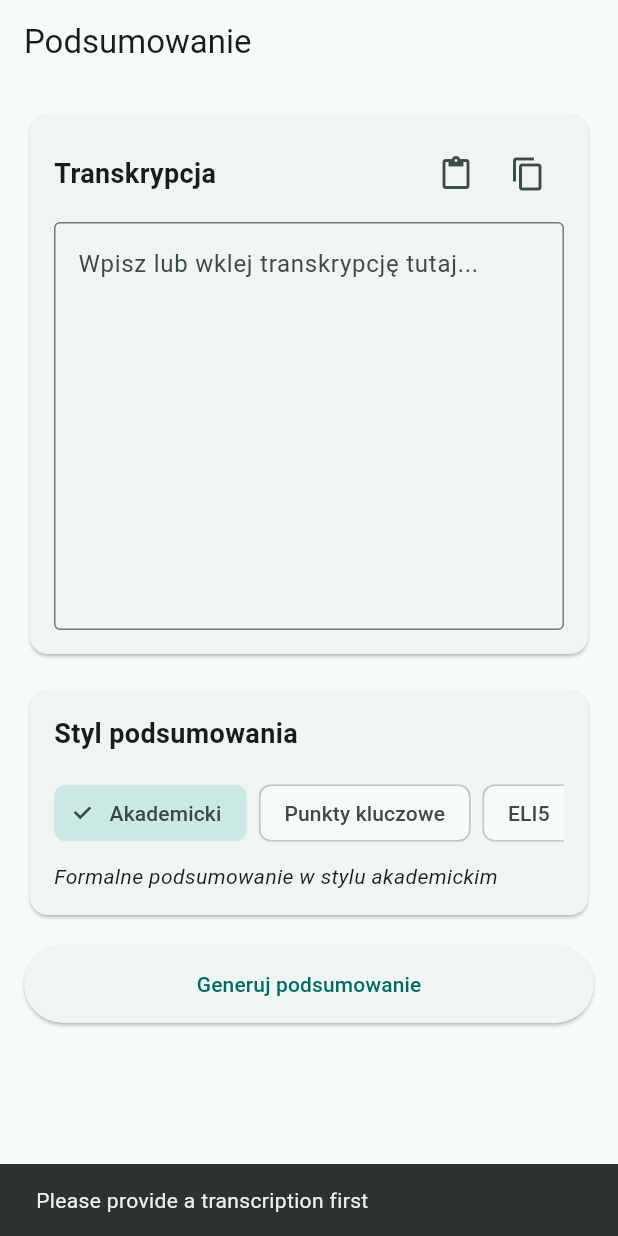
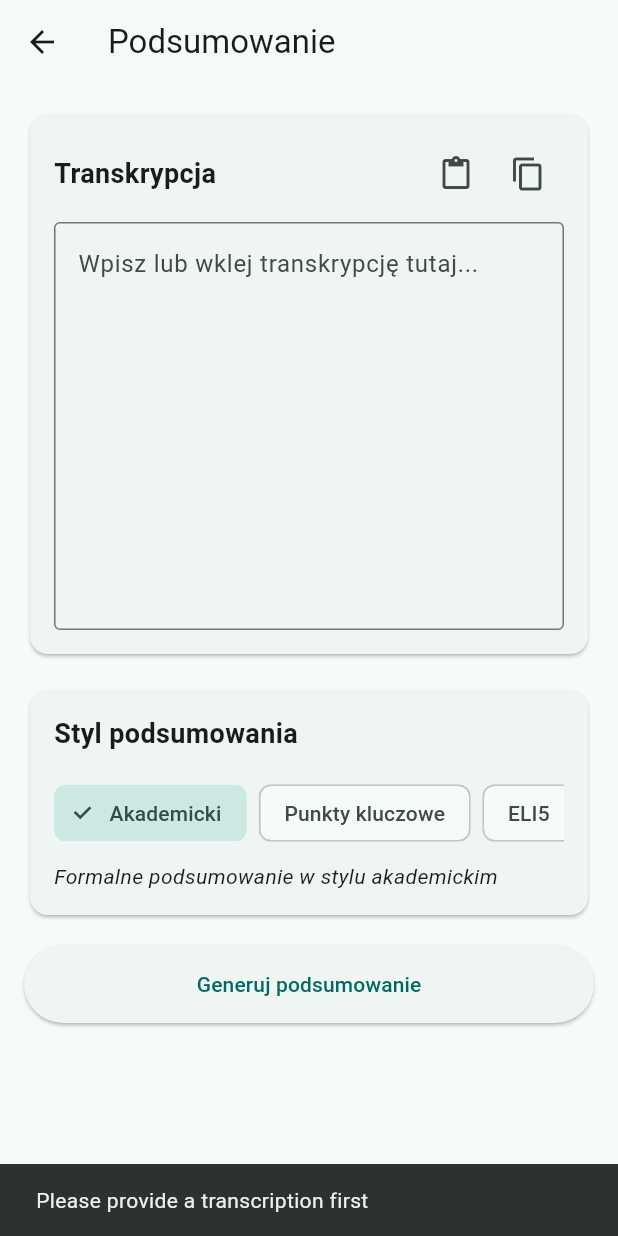
Before and after one commit to AdamRopelewski/whisper_notes, a Flutter app: the SummarizationScreen screen opened by its route, after a tap on "Generuj podsumowanie", on a phone screen of 412 x 824 dp. Run offline on Flutter 3.47's test engine with Material 3 defaults, Android fonts, the light colour scheme and no system bars; our stand-ins replace flutter_markdown, go_router, just_audio, permission_handler; missing offline and left inert: file_selector, record.

Commit message:
WIP: Preliminary attempt to override Android back button behavior

```diff
--- a/lib/config/routes.dart
+++ b/lib/config/routes.dart
@@ -5,6 +5,8 @@ import 'package:whisper_notes/screens/transcription_screen.dart';
 import 'package:whisper_notes/screens/summarization_screen.dart';
 
 final appRouter = GoRouter(
+  initialLocation: '/',
+  debugLogDiagnostics: true,
   routes: [
     GoRoute(
       path: '/',
@@ -16,10 +18,9 @@ final appRouter = GoRouter(
     ),
     GoRoute(
       path: '/summarize',
-      name: 'summarize',
       builder: (context, state) {
-        final Map<String, dynamic> args = state.extra as Map<String, dynamic>? ?? {};
-        final String transcription = args['transcription'] as String? ?? '';
+        final extra = state.extra as Map<String, dynamic>?;
+        final transcription = extra?['transcription'] as String? ?? '';
         return SummarizationScreen(transcription: transcription);
       },
     ),
--- a/lib/screens/summarization_screen.dart
+++ b/lib/screens/summarization_screen.dart
@@ -4,11 +4,12 @@ import 'package:provider/provider.dart';
 import 'package:whisper_notes/models/prompt_style.dart';
 import 'package:whisper_notes/services/llm_service.dart';
 import 'package:flutter_markdown/flutter_markdown.dart';
+import 'package:go_router/go_router.dart';
 
 class SummarizationScreen extends StatefulWidget {
   final String transcription;
 
-  const SummarizationScreen({Key? key, required this.transcription}) : super(key: key);
+  const SummarizationScreen({super.key, required this.transcription});
 
   @override
   State<SummarizationScreen> createState() => _SummarizationScreenState();
@@ -35,6 +36,7 @@ class _SummarizationScreenState extends State<SummarizationScreen> {
 
   Future<void> _generateSummary(String styleName, String promptTemplate) async {
     if (_transcriptionController.text.isEmpty) {
+      if (!mounted) return;
       ScaffoldMessenger.of(context).showSnackBar(
         const SnackBar(content: Text('Please provide a transcription first')),
       );
@@ -54,11 +56,13 @@ class _SummarizationScreenState extends State<SummarizationScreen> {
         styleName,
       );
 
+      if (!mounted) return;
       setState(() {
         _summary = summary.summaryText;
         _isGenerating = false;
       });
     } catch (e) {
+      if (!mounted) return;
       setState(() => _isGenerating = false);
 
       ScaffoldMessenger.of(context).showSnackBar(
@@ -83,6 +87,7 @@ class _SummarizationScreenState extends State<SummarizationScreen> {
     }
 
     Clipboard.setData(ClipboardData(text: contentToCopy)).then((_) {
+      if (!mounted) return;
       ScaffoldMessenger.of(context).showSnackBar(
         const SnackBar(content: Text('Skopiowano do schowka')),
       );
@@ -91,6 +96,8 @@ class _SummarizationScreenState extends State<SummarizationScreen> {
 
   Future<void> _pasteFromClipboard() async {
     final clipboardData = await Clipboard.getData(Clipboard.kTextPlain);
+    if (!mounted) return;
+
     if (clipboardData?.text != null && clipboardData!.text!.isNotEmpty) {
       setState(() {
         // Get current cursor position
@@ -126,9 +133,24 @@ class _SummarizationScreenState extends State<SummarizationScreen> {
   Widget build(BuildContext context) {
     final promptStyleProvider = Provider.of<PromptStyleProvider>(context);
 
-    return Scaffold(
+    return PopScope(
+      canPop: true,  // Allow automatic popping, but we'll handle navigation
+      onPopInvokedWithResult: (didPop, result) {
+        if (!didPop) {
+          // Should not happen with canPop: true
+          context.go('/');
+        } else {
+          // Navigate to home screen
+          context.go('/');
+        }
+      },
+      child: Scaffold(
         appBar: AppBar(
           title: const Text('Podsumowanie'),
+          leading: IconButton(
+            icon: const Icon(Icons.arrow_back),
+            onPressed: () => context.go('/'), // Go to welcome screen
+          ),
         ),
         body: Padding(
           padding: const EdgeInsets.all(16.0),
@@ -308,6 +330,7 @@ class _SummarizationScreenState extends State<SummarizationScreen> {
             ],
           ),
         ),
+      ),
     );
   }
 }
--- a/lib/screens/welcome_screen.dart
+++ b/lib/screens/welcome_screen.dart
@@ -6,7 +6,9 @@ class WelcomeScreen extends StatelessWidget {
 
   @override
   Widget build(BuildContext context) {
-    return Scaffold(
+    return PopScope(
+      canPop: true, // Allow system default behavior (app exit)
+      child: Scaffold(
         appBar: AppBar(
           title: const Text('Whisper Notes'),
         ),
@@ -52,6 +54,7 @@ class WelcomeScreen extends StatelessWidget {
             ],
           ),
         ),
+      ),
     );
   }
 }
```
Also changed, not shown: lib/screens/transcription_screen.dart (+17 -1 lines), 1 other file. Lines whose indentation alone changed are shown as unchanged.
